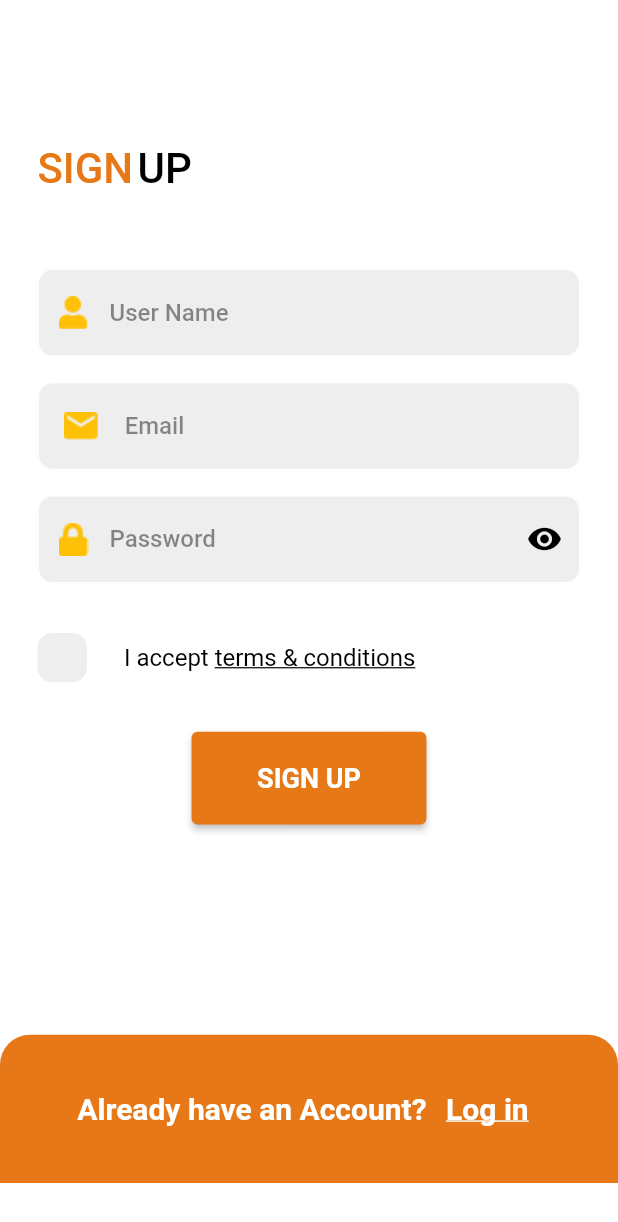
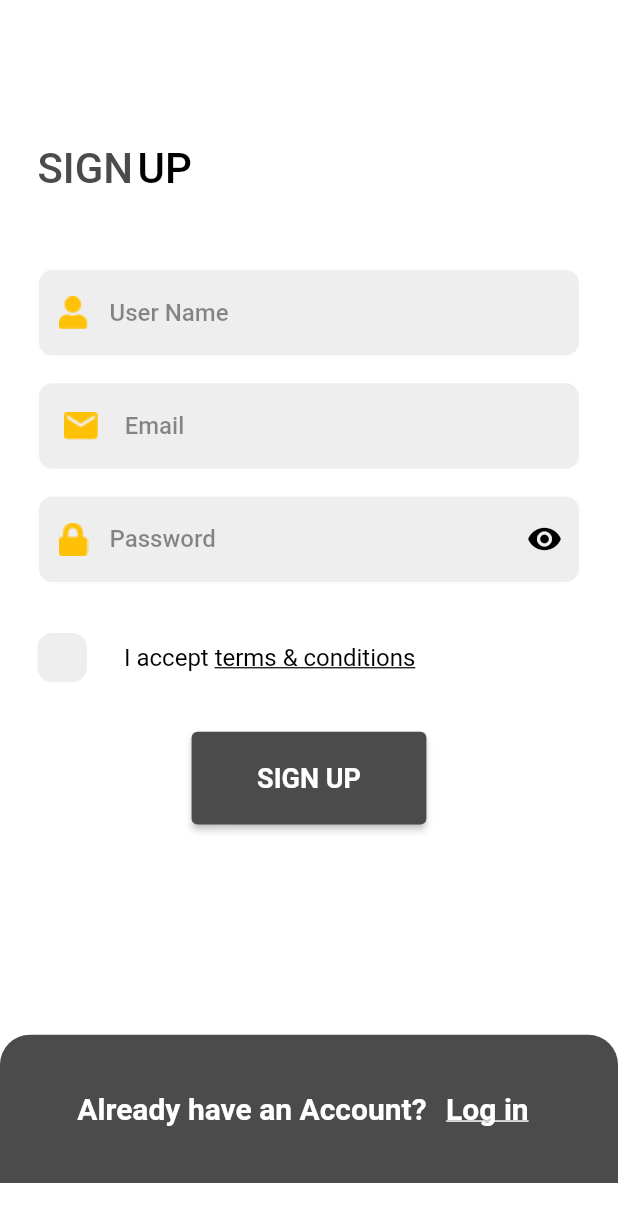
Before and after one commit to Eng-bodour/raselne, a Flutter app: the SignUpScreen screen opened by its route, on a phone screen of 412 x 824 dp. Shown: the top 1222 px of the screen. Run offline on Flutter 3.47's test engine with Material 2 defaults, Android fonts, the phone set to English and light mode, and no system bars; drawn by our look-alikes of modal_progress_hud_nsn; our stand-ins replace cached_network_image, carousel_slider, cloud_firestore, dropdown_button2, firebase_auth, firebase_core and 16 more; missing offline and left inert: firebase_dart, flutter_facebook_auth, flutter_polyline_points, google_maps_flutter_platform_interface, restart_app; accounts and stored records are empty.

Commit message:
commit_2-8-023

```diff
--- a/lib/data_layer/webServices/firebase.dart
+++ b/lib/data_layer/webServices/firebase.dart
@@ -24,7 +24,7 @@ class FirebaseServices {
     //CollectionReference users = _firestore.collection('users');
      LocationData _myLocation=await LocationService().getLocation();
 
-    ref.add(
+   await ref.add(
     UserModel(
         name:dispalyName,
         location: LatLng(_myLocation.latitude!, _myLocation.longitude!),
--- a/lib/logic/controller/store/store_controller.dart
+++ b/lib/logic/controller/store/store_controller.dart
@@ -76,7 +76,7 @@ class StoreProvider_vm extends ChangeNotifier {
 
     }
     else
-      for(int i=0;i<liststore.length-1;i++){
+      for(int i=0;i<liststore.length ;i++){
           if( liststore[i].isVisible==false)
           liststore[i].isVisible=true;
     }
@@ -159,7 +159,7 @@ class StoreProvider_vm extends ChangeNotifier {
    liststore=await storeRepository.getAllStores();
 
    print('type  '+type);
-   for(int i=0;i<liststore.length-1;i++){
+   for(int i=0;i<liststore.length ;i++){
      liststore[i].rataing=StoreModel.getrate( liststore[i].rating);
      print('typeStore  '+ liststore[i].typeStore);
      if(type!='')
@@ -189,7 +189,7 @@ class StoreProvider_vm extends ChangeNotifier {
    //   if(liststore[i].typeStore==typeStore)
    //     liststore[i].isVisible=true;
    // }
-   for(int i=0;i<liststore.length-1;i++){
+   for(int i=0;i<liststore.length ;i++){
      liststore[i].rataing=StoreModel.getrate( liststore[i].rating);
 
    }
--- a/lib/logic/repositories/notify/notify_firebase.dart
+++ b/lib/logic/repositories/notify/notify_firebase.dart
@@ -8,12 +8,12 @@ import 'notify_repo.dart';
 
 class notify_firebase extends NotifyRepository{
   @override
-  Future<void> addNotify(Map<String,dynamic> body) {
+  Future<void> addNotify(Map<String,dynamic> body)async {
     // TODO: implement addNotify
     FirebaseFirestore.instance.collection('notification')
         .add(body);
 
-    throw UnimplementedError();
+    //throw UnimplementedError();
   }
 
   @override
--- a/lib/logic/repositories/order/order_firebase.dart
+++ b/lib/logic/repositories/order/order_firebase.dart
@@ -23,7 +23,7 @@ class order_firebase extends OrderRepository{
     // );
     FirebaseServices firestore =
     FirebaseServices("orders");//.collection(nameCollecton);
-    DocumentReference doc=await firestore.addtofirestore(body);
+    DocumentReference doc = await firestore.addtofirestore(body);
     return  doc.id;
 
   }
--- a/lib/main.dart
+++ b/lib/main.dart
@@ -111,7 +111,7 @@ class MyApp extends StatelessWidget {
               return
                 GetMaterialApp(
                   debugShowCheckedModeBanner: false,
-                  title: 'السريع',
+                  title: 'ALSAREA',
                   //home: WelcomeScreen(),
                   initialRoute: snapshot.data?.uid !=null
                       ? AppRoutes.mainScreen
--- a/lib/utilis/global_method.dart
+++ b/lib/utilis/global_method.dart
@@ -42,6 +42,9 @@ String getstate_order(String state){
     case 'iscancel':
 
       return 'ملغى';
+  case 'done rate':
+
+      return 'مغلق';
 
     case 'is_arrive':
       return 'قيد التوصيل';
--- a/lib/utilis/theme.dart
+++ b/lib/utilis/theme.dart
@@ -1,6 +1,12 @@
 import 'package:flutter/material.dart';
 
-const Color mainColor = Color.fromRGBO(230, 120, 23, 100);
+// const Color mainColor = Color.fromRGBO(230, 120, 23, 100);
+//  const Color mainColor = Color.fromRGBO(219, 197, 137, 20);
+//  const Color mainColor    =  Color.fromRGBO(212, 175, 53, 40);//
+//  const Color mainColor    =  Color.fromRGBO(218, 187, 86, 40);//
+ const Color mainColor    =  Color.fromRGBO(75, 75, 75, 1);//
+//  const Color mainColor = Color.fromRGBO(176, 119, 50, 10);
+//const Color mainColor = Color.fromRGBO(220, 202, 136, 1);
 const Color darkGreyClr = Color(0xFF121212);
 const Color logOutSettings = Color.fromRGBO(230, 120, 23, 100);
 const Color greyColor = Colors.grey;
--- a/lib/view_presentation/screen/Auth/signup_screen.dart
+++ b/lib/view_presentation/screen/Auth/signup_screen.dart
@@ -37,7 +37,11 @@ class SignUpScreen extends StatelessWidget {
               Colors.white,
           elevation: 0, // Get.isDarkMode ? darkGreyClr : Colors.white,
         ),
-        body: SingleChildScrollView(
+        body: ModalProgressHUD(
+          inAsyncCall:
+          Provider.of<AuthProvider_vm>(context, listen: true)
+              .isloading,
+          child: SingleChildScrollView(
             child: Column(
               children: [
                 SizedBox(
@@ -80,8 +84,9 @@ class SignUpScreen extends StatelessWidget {
                             controller: nameController,
                             obscureText: false,
                             validator: (value) {
-                            if (value.toString().length <= 2 ||
-                                !RegExp(validationName).hasMatch(value)) {
+                              if (value.toString().length <= 2
+                                  //||!RegExp(validationName).hasMatch(value)
+                              ) {
                                 return 'Enter valid name';
                               } else {
                                 return null;
@@ -274,6 +279,7 @@ class SignUpScreen extends StatelessWidget {
             ),
           ),
         ),
+      ),
     );
   }
 }
--- a/lib/view_presentation/screen/chat/chat_screen.dart
+++ b/lib/view_presentation/screen/chat/chat_screen.dart
@@ -194,7 +194,7 @@ class _ChatScreenState extends State<ChatScreen> {
     user = Provider.of<AuthProvider_vm>(context, listen: true).currentuser;
     Size size = MediaQuery.of(context).size;
     return Scaffold(
-      backgroundColor: mainColor,
+      backgroundColor: Colors.amberAccent ,
       appBar: AppBar(
         backgroundColor: mainColor,
         centerTitle: true,
--- a/lib/view_presentation/screen/welcome_screen.dart
+++ b/lib/view_presentation/screen/welcome_screen.dart
@@ -35,7 +35,7 @@ class WelcomeScreen extends StatelessWidget {
                 height: size.height * 0.06,
                 width: size.width * 0.9,
                 decoration: BoxDecoration(
-                  color: Colors.black.withOpacity(0.3),
+                  color: Colors.black.withOpacity(0.19),
                   borderRadius: BorderRadius.circular(5),
                 ),
                 child: Padding(
@@ -57,7 +57,7 @@ class WelcomeScreen extends StatelessWidget {
                        TextUtils(
                         fontSize: f30,
                         fontWeight: FontWeight.bold,
-                        text: "RASELNE",
+                        text: "Alsarea",
                         color: mainColor,
                         underLine: TextDecoration.none,
                       ),
--- a/lib/view_presentation/screen_driver/driver_rating.dart
+++ b/lib/view_presentation/screen_driver/driver_rating.dart
@@ -276,7 +276,7 @@ class _DriverRatingState extends State<DriverRating> {
       },
       decoration: InputDecoration(
         fillColor: Colors.white,
-        hintText: ' ملاحظات عن المندوب',
+        hintText:widget. typeUser=='captain'?' ملاحظات عن الزبون': ' ملاحظات عن المندوب',
         hintStyle: const TextStyle(
           color: Colors.black45,
           fontSize: f16,
```
Also changed, not shown: lib/logic/orderTrackingPage.dart (+10 -5 lines), lib/view_presentation/screen/store drawer/add_category_store.dart (+9 -8 lines), lib/view_presentation/screen/store drawer/location_store.dart (+4 -4 lines), lib/view_presentation/widget/orders/build_orders.dart (+11 -2 lines), lib/view_presentation/widget/specific store/map_location.dart (+4 -4 lines), pubspec.yaml (+6 -1 lines), assets/images/logo-m.png (added), pubspec.lock, 29 other files. Lines whose indentation alone changed are shown as unchanged.
